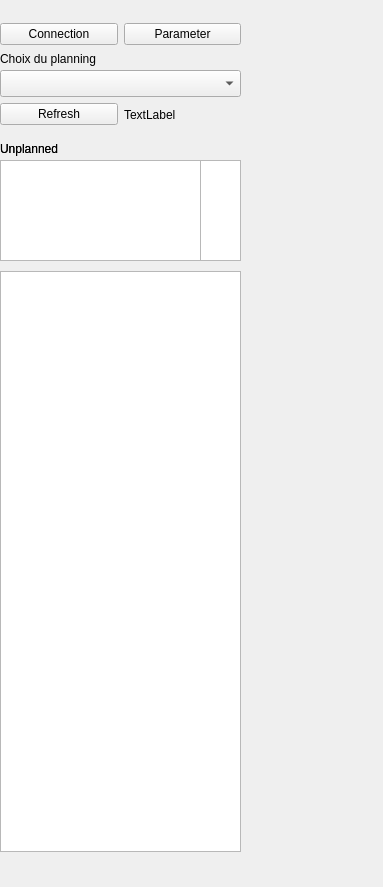
Qt form widget_base.ui (Mapotempo/mapotempo-qgis-plugin) before a commit.
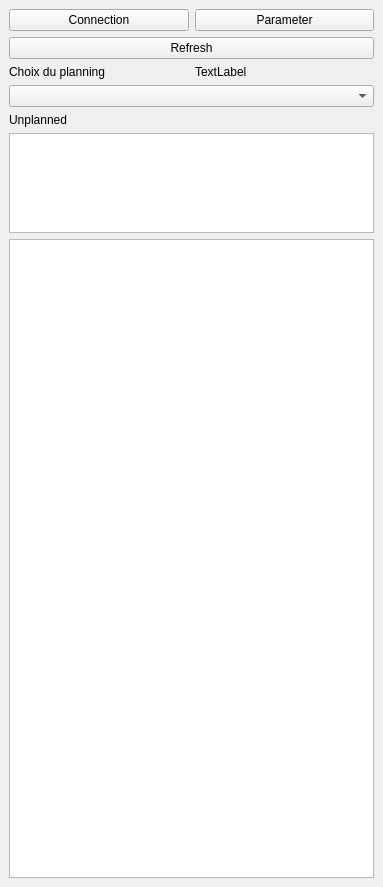
The same form after that commit.

Commit message: ui fix, lots of fix, info vehicle added

Diff of the .ui file:
```diff
--- a/widget_base.ui
+++ b/widget_base.ui
@@ -14,80 +14,10 @@
    <string>DockWidget</string>
   </property>
   <widget class="QWidget" name="dockWidgetContents">
-   <widget class="QLabel" name="label_4">
-    <property name="geometry">
-     <rect>
-      <x>0</x>
-      <y>50</y>
-      <width>151</width>
-      <height>17</height>
-     </rect>
-    </property>
-    <property name="text">
-     <string>Choix du planning</string>
-    </property>
-   </widget>
-   <widget class="QComboBox" name="comboBox">
-    <property name="geometry">
-     <rect>
-      <x>0</x>
-      <y>70</y>
-      <width>241</width>
-      <height>27</height>
-     </rect>
-    </property>
-   </widget>
-   <widget class="QListWidget" name="listWidget">
-    <property name="geometry">
-     <rect>
-      <x>0</x>
-      <y>160</y>
-      <width>241</width>
-      <height>101</height>
-     </rect>
-    </property>
-    <property name="dragEnabled">
-     <bool>true</bool>
-    </property>
-    <property name="dragDropOverwriteMode">
-     <bool>true</bool>
-    </property>
-    <property name="dragDropMode">
-     <enum>QAbstractItemView::DragDrop</enum>
-    </property>
-   </widget>
-   <widget class="QLabel" name="label">
-    <property name="geometry">
-     <rect>
-      <x>0</x>
-      <y>140</y>
-      <width>171</width>
-      <height>17</height>
-     </rect>
-    </property>
-    <property name="text">
-     <string>Unplanned</string>
-    </property>
-   </widget>
-   <widget class="QTreeView" name="treeView">
-    <property name="geometry">
-     <rect>
-      <x>0</x>
-      <y>271</y>
-      <width>241</width>
-      <height>581</height>
-     </rect>
-    </property>
-   </widget>
-   <widget class="QWidget" name="">
-    <property name="geometry">
-     <rect>
-      <x>0</x>
-      <y>20</y>
-      <width>241</width>
-      <height>29</height>
-     </rect>
-    </property>
+   <layout class="QVBoxLayout" name="verticalLayout_2">
+    <item>
+     <layout class="QVBoxLayout" name="verticalLayout">
+      <item>
     <layout class="QHBoxLayout" name="horizontalLayout">
      <item>
       <widget class="QPushButton" name="pushButton">
@@ -104,17 +34,7 @@
       </widget>
      </item>
     </layout>
-   </widget>
-   <widget class="QWidget" name="">
-    <property name="geometry">
-     <rect>
-      <x>0</x>
-      <y>100</y>
-      <width>241</width>
-      <height>29</height>
-     </rect>
-    </property>
-    <layout class="QHBoxLayout" name="horizontalLayout_2">
+      </item>
      <item>
       <widget class="QPushButton" name="pushButton_2">
        <property name="text">
@@ -123,6 +43,15 @@
       </widget>
      </item>
      <item>
+       <layout class="QHBoxLayout" name="horizontalLayout_2">
+        <item>
+         <widget class="QLabel" name="label_4">
+          <property name="text">
+           <string>Choix du planning</string>
+          </property>
+         </widget>
+        </item>
+        <item>
       <widget class="QLabel" name="label_5">
        <property name="text">
         <string>TextLabel</string>
@@ -130,15 +59,24 @@
       </widget>
      </item>
     </layout>
-   </widget>
+      </item>
+      <item>
+       <widget class="QComboBox" name="comboBox"/>
+      </item>
+      <item>
+       <widget class="QLabel" name="label">
+        <property name="text">
+         <string>Unplanned</string>
+        </property>
+       </widget>
+      </item>
+      <item>
    <widget class="QListWidget" name="listWidget">
-    <property name="geometry">
-     <rect>
-      <x>0</x>
-      <y>160</y>
-      <width>201</width>
-      <height>101</height>
-     </rect>
+        <property name="maximumSize">
+         <size>
+          <width>16777215</width>
+          <height>100</height>
+         </size>
     </property>
     <property name="dragEnabled">
      <bool>true</bool>
@@ -147,22 +85,16 @@
      <bool>true</bool>
     </property>
     <property name="dragDropMode">
-     <enum>QAbstractItemView::InternalMove</enum>
-    </property>
-   </widget>
-   <widget class="QLabel" name="label">
-    <property name="geometry">
-     <rect>
-      <x>0</x>
-      <y>140</y>
-      <width>171</width>
-      <height>17</height>
-     </rect>
-    </property>
-    <property name="text">
-     <string>Unplanned</string>
-    </property>
-   </widget>
+         <enum>QAbstractItemView::DragDrop</enum>
+        </property>
+       </widget>
+      </item>
+      <item>
+       <widget class="QTreeView" name="treeView"/>
+      </item>
+     </layout>
+    </item>
+   </layout>
   </widget>
  </widget>
  <resources/>
```
Lines whose indentation alone changed are shown as unchanged. The commit also changes 3 other files.
